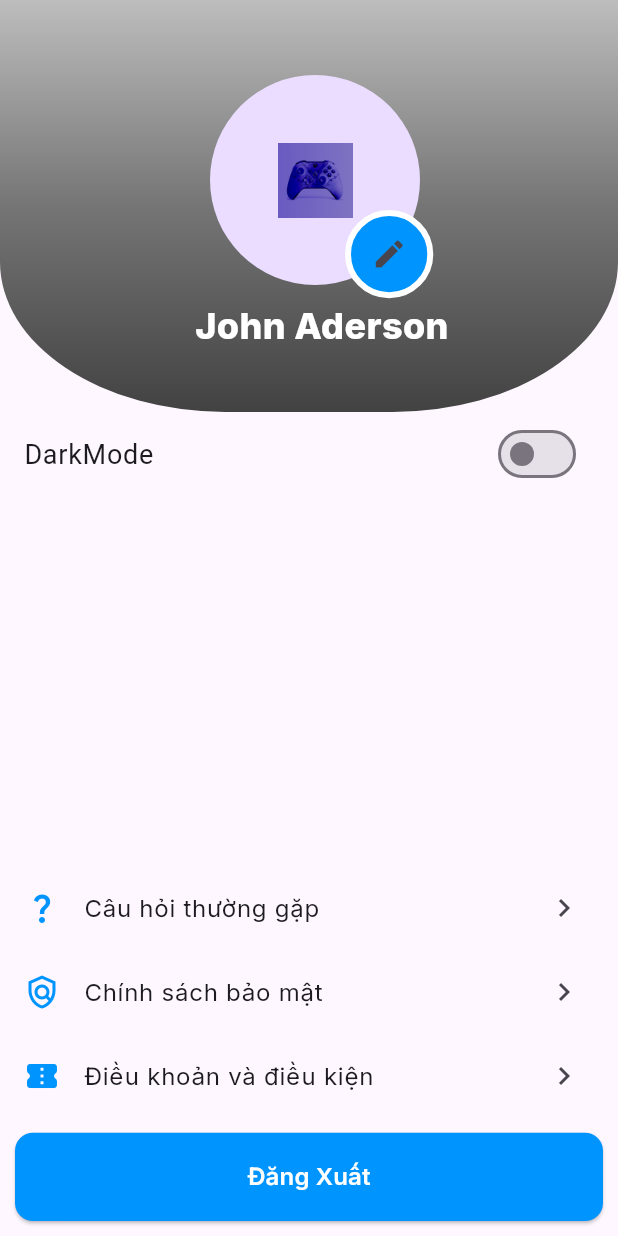
After one commit to NguyenThanhThuannn/DoAnTotNghiep, a Flutter app: the SettingScreen screen opened directly, on a phone screen of 412 x 824 dp. The commit adds this screen. Run offline on Flutter 3.47's test engine with Material 3 defaults, Android fonts, the phone set to English and light mode, and no system bars; our stand-ins replace bloc, cached_network_image, dio, equatable, flutter_bloc, get_it and 3 more; Roboto replaces fonts that are missing (Anybody).

Commit message:
Completed task_settings

```diff
--- a/lib/widgets/drawer.dart
+++ b/lib/widgets/drawer.dart
@@ -67,7 +67,6 @@ class _DrawerCustomState extends State<DrawerCustom> {
   ];
   @override
   void initState() {
-    // TODO: implement initState
     super.initState();
     log(drawer.toString());
   }
@@ -222,16 +221,12 @@ class _drawerItemState extends State<drawerItem> {
 }
  */
 import 'package:flutter/material.dart';
-import 'package:flutter_bloc/flutter_bloc.dart';
 import 'package:google_fonts/google_fonts.dart';
 import 'package:heroicons/heroicons.dart';
 
 import '../config/textStyle.dart';
 import '../features/faqpage/presentation/view/faq_screen.dart';
 import '../features/homepage/presentation/view/home_page_screen.dart';
-import '../features/themechange/bloc/theme_bloc.dart';
-import '../features/themechange/data/theme.dart';
-import '../features/themechange/domain/themeEntity.dart';
 
 class DrawerCustom extends StatefulWidget {
   const DrawerCustom({super.key});
@@ -373,19 +368,6 @@ class _DrawerCustomState extends State<DrawerCustom> {
                 endIndent: 15,
               ),
               _buildDrawerItem(context, 'GIFT CARDS'),
-              BlocBuilder<ThemeBloc, ThemeState>(
-                builder: (final context, final state) {
-                  final isLightTheme = state.theme.themeData == darkTheme;
-                  return SwitchListTile.adaptive(
-                    title: Text('Chế độ tối', style: textStyleAnybodyRegular18,),
-                    value: isLightTheme, onChanged: (final value) {
-                      final newTheme = value
-                          ? ThemeEntity(darkTheme)
-                          : ThemeEntity(lightTheme);
-                      context.read<ThemeBloc>().add(ChangeTheme(newTheme));
-                    },);
-                },
-              ),
               Padding(
                 padding: const EdgeInsets.all(8),
                 child: TextField(
--- a/lib/widgets/onboarding_screen.dart
+++ b/lib/widgets/onboarding_screen.dart
@@ -1,9 +1,5 @@
 import 'package:flutter/material.dart';
-import 'package:flutter/widgets.dart';
-
 import '../config/textStyle.dart';
-import '../features/themechange/data/theme.dart';
-import '../features/homepage/presentation/view/home_page_screen.dart';
 import '../features/loginregisterpage/presentation/view/login_screen.dart';
 
 class OnboardingScreen extends StatefulWidget {
--- /dev/null
+++ b/lib/widgets/settings_screen.dart
@@ -0,0 +1,157 @@
+import 'package:flutter/material.dart';
+import 'package:flutter_bloc/flutter_bloc.dart';
+
+import '../config/textStyle.dart';
+import '../features/faqpage/presentation/view/faq_screen.dart';
+import '../features/policypage/presentation/view/policy_screen.dart';
+import '../features/termpage/presentation/view/term_screen.dart';
+import '../features/themechange/bloc/theme_bloc.dart';
+import '../features/themechange/data/theme.dart';
+import '../features/themechange/domain/themeEntity.dart';
+
+class SettingScreen extends StatefulWidget {
+  const SettingScreen({super.key});
+
+  @override
+  State<SettingScreen> createState() => _SettingScreenState();
+}
+
+class _SettingScreenState extends State<SettingScreen> {
+  @override
+  Widget build(final BuildContext context) {
+    final size = MediaQuery.of(context).size;
+    return Scaffold(
+      body: Column(
+        children: [
+          Stack(
+            children: [
+              ClipPath(
+                clipper: const ShapeBorderClipper(
+                  shape: RoundedRectangleBorder(
+                    borderRadius: BorderRadius.only(
+                      bottomLeft: Radius.elliptical(150, 100),
+                      bottomRight: Radius.elliptical(150, 100),
+                    ),
+                  ),
+                ),
+                child: Container(
+                  width: size.width,
+                  height: size.width / 1.5,
+                  decoration: BoxDecoration(
+                    gradient: LinearGradient(
+                      colors: [
+                        Colors.grey.shade400,
+                        Colors.grey.shade600,
+                        Colors.grey.shade800,
+                      ],
+                      begin: Alignment.topCenter,
+                      end: Alignment.bottomCenter,
+                    ),
+                  ),
+                ),
+              ),
+              Positioned(
+                top: 50,
+                left: 140,
+                child: CircleAvatar(
+                  minRadius: 70,
+                  maxRadius: 70,
+                  //backgroundColor: Colors.transparent,
+                  child: Image.asset(
+                    'assets/img/gear.png',
+                    width: 50,
+                    height: 50,
+                    fit: BoxFit.cover,
+                  ),
+                ),
+              ),
+              Positioned(
+                top: 140,
+                left: 230,
+                child: Container(
+                    width: size.width / 7,
+                    height: size.width / 7,
+                    decoration: BoxDecoration(
+                      border: Border.all(color: Colors.white,width: 4),
+                      color: Theme.of(context).primaryColor,
+                      borderRadius: const BorderRadius.all(Radius.circular(50)),
+                    ),
+                    child: IconButton(onPressed: () {
+                      showAdaptiveDialog(context: context, builder: (final context) {
+                        return const AlertDialog.adaptive(title: Text('TEST'),content: Text('CONTENT'),);
+                      },);
+                    }, icon: const Icon(Icons.edit),),
+                ),
+              ),
+              Positioned(
+                top: 200,
+                left: 130,
+                child: Text(
+                  'John Aderson',
+                  style: textStyleInterExtraBold24W,
+                ),
+              ),
+            ],
+          ),
+          BlocBuilder<ThemeBloc, ThemeState>(
+                builder: (final context, final state) {
+                  final isLightTheme = state.theme.themeData == darkTheme;
+                  return SwitchListTile.adaptive(
+                    title: Text('DarkMode', style: textStyleAnybodyRegular18,),
+                    value: isLightTheme, onChanged: (final value) {
+                      final newTheme = value
+                          ? ThemeEntity(darkTheme)
+                          : ThemeEntity(lightTheme);
+                      context.read<ThemeBloc>().add(ChangeTheme(newTheme));
+                    },);
+                },
+              ),
+          const Spacer(),
+          ListTile(
+            leading: Icon(Icons.question_mark_outlined, color: Theme.of(context).primaryColor,),
+            title: Text('Câu hỏi thường gặp', style: textStyleInterRegular16,),
+            trailing: const Icon(Icons.navigate_next_outlined),
+            onTap: () {
+              setState(() {
+                Navigator.push(context, MaterialPageRoute(builder: (final context) => const FAQScreen(),));
+              });
+            },
+          ),
+          ListTile(
+            leading: Icon(Icons.policy_outlined, color: Theme.of(context).primaryColor,),
+            title: Text('Chính sách bảo mật', style: textStyleInterRegular16,),
+            trailing: const Icon(Icons.navigate_next_outlined),
+            onTap: () {
+              setState(() {
+                Navigator.push(context, MaterialPageRoute(builder: (final context) => const PolicyScreen(),));
+              });
+            },
+          ),
+          ListTile(
+            leading: Icon(Icons.confirmation_number_rounded, color: Theme.of(context).primaryColor,),
+            title: Text('Điều khoản và điều kiện', style: textStyleInterRegular16,),
+            trailing: const Icon(Icons.navigate_next_outlined),
+            onTap: () {
+              setState(() {
+                Navigator.push(context, MaterialPageRoute(builder: (final context) => const TermScreen(),));
+              });
+            },
+          ),
+          Container(
+            margin: const EdgeInsets.all(10),
+            width: size.width,
+            height: size.width/7,
+            child: ElevatedButton(
+              style: ButtonStyle(
+                foregroundColor: const MaterialStatePropertyAll(Colors.white),
+                backgroundColor: MaterialStatePropertyAll(Theme.of(context).primaryColor),
+                shape: const MaterialStatePropertyAll(RoundedRectangleBorder(borderRadius: BorderRadius.all(Radius.circular(12)))),),
+              onPressed: () {
+
+            }, child: Text('Đăng Xuất',style: textStyleInterSemiBold16,),),
+          ),
+        ],
+      ),
+    );
+  }
+}
```
Also changed, not shown: lib/main.dart (+0 -7 lines), assets/img/dragon.png (added).
